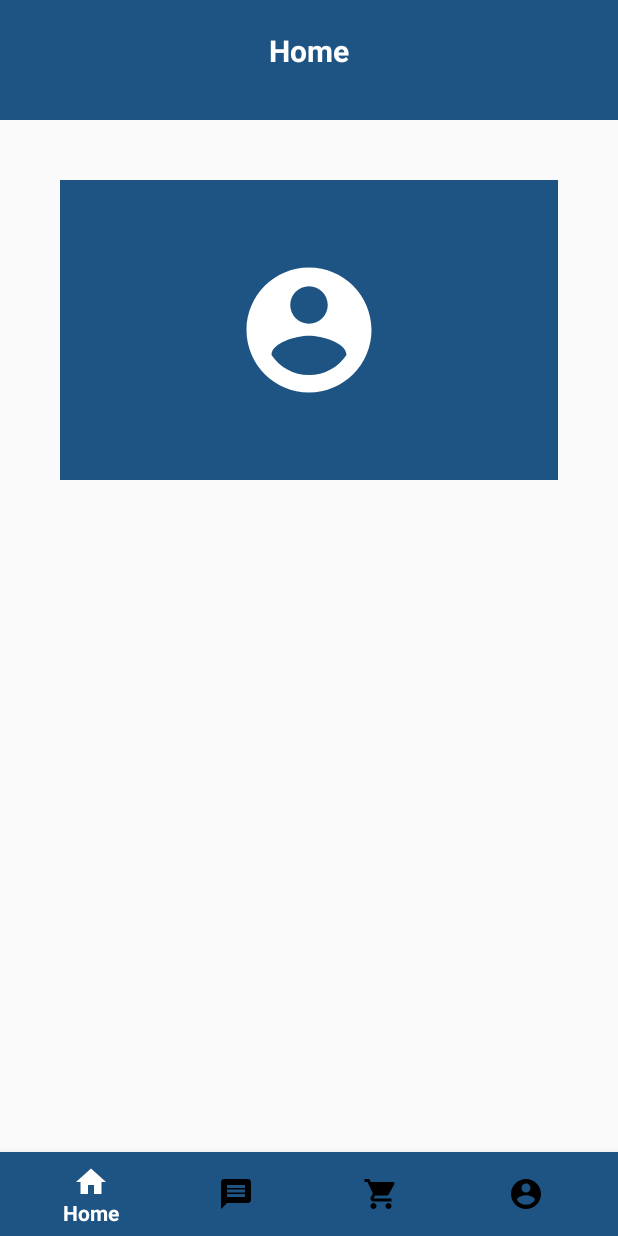
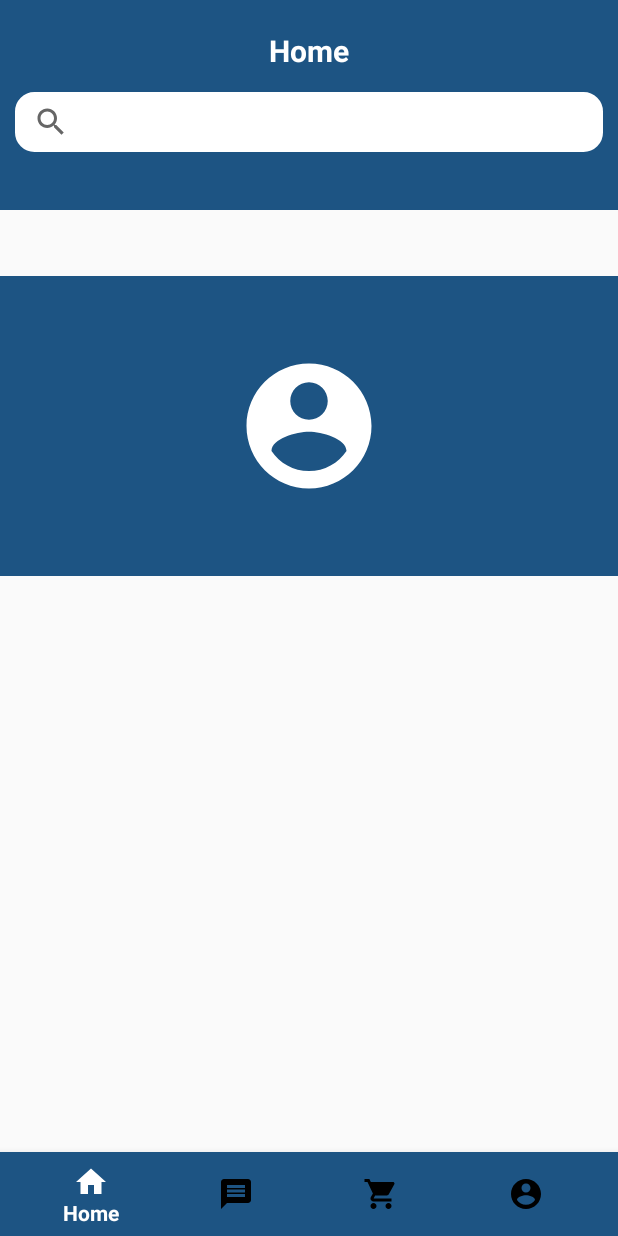
Before and after one commit to nagudon3/enelayanMain, an Android app: the layout activity_home.xml on its own in the app's theme, with its tools: preview values and no code run, on a phone screen of 412 x 824 dp. Run offline under Robolectric (Android 15) with nearby library versions, the light colour scheme and no system bars.

Commit message:
Add few features

```diff
--- a/app/src/main/AndroidManifest.xml
+++ b/app/src/main/AndroidManifest.xml
@@ -14,7 +14,9 @@
         android:roundIcon="@mipmap/app_logo_round"
         android:supportsRtl="true"
         android:theme="@style/AppTheme">
-        <activity android:name=".RegisterSellerActivity"></activity>
+        <activity android:name=".MyPostActivity"></activity>
+        <activity android:name=".RegisterFishermanActivity" />
+        <activity android:name=".RegisterSellerActivity" />
         <activity android:name=".ManageAccountActivity" />
         <activity
             android:name="com.theartofdev.edmodo.cropper.CropImageActivity"
--- /dev/null
+++ b/app/src/main/java/com/unimas/enelayan2019/Model/Fisherman.java
@@ -0,0 +1,4 @@
+package com.unimas.enelayan2019.Model;
+
+public class Fisherman {
+}
--- /dev/null
+++ b/app/src/main/java/com/unimas/enelayan2019/Model/Product.java
@@ -0,0 +1,4 @@
+package com.unimas.enelayan2019.Model;
+
+public class Product {
+}
--- /dev/null
+++ b/app/src/main/java/com/unimas/enelayan2019/Model/Seller.java
@@ -0,0 +1,4 @@
+package com.unimas.enelayan2019.Model;
+
+public class Seller {
+}
--- /dev/null
+++ b/app/src/main/res/drawable/white_corner.xml
@@ -0,0 +1,10 @@
+<?xml version="1.0" encoding="utf-8"?>
+<selector xmlns:android="http://schemas.android.com/apk/res/android">
+    <item>
+        <shape android:shape="rectangle">
+            <stroke android:width="2dp" android:color="@color/colorText"/>
+            <corners android:radius="12dp"/>
+            <solid android:color="@color/colorText"/>
+        </shape>
+    </item>
+</selector>
--- a/app/src/main/res/layout/activity_home.xml
+++ b/app/src/main/res/layout/activity_home.xml
@@ -1,5 +1,5 @@
 <?xml version="1.0" encoding="utf-8"?>
-<RelativeLayout xmlns:android="http://schemas.android.com/apk/res/android"
+<androidx.constraintlayout.widget.ConstraintLayout xmlns:android="http://schemas.android.com/apk/res/android"
     xmlns:app="http://schemas.android.com/apk/res-auto"
     xmlns:tools="http://schemas.android.com/tools"
     android:orientation="vertical"
@@ -7,35 +7,51 @@
     android:layout_height="match_parent"
     tools:context=".HomeActivity">
 
+    <ImageView
+        android:id="@+id/testImage"
+        android:layout_width="match_parent"
+        android:layout_height="200dp"
+        android:layout_marginTop="44dp"
+        android:background="@color/colorPrimary"
+        android:padding="50dp"
+        android:src="@drawable/account"
+        app:layout_constraintTop_toBottomOf="@+id/linearLayout3"
+        tools:layout_editor_absoluteX="-16dp" />
+
     <LinearLayout
+        android:id="@+id/linearLayout3"
         android:layout_width="match_parent"
-        android:layout_height="80dp"
+        android:layout_height="140dp"
         android:background="@color/colorPrimary"
-        android:orientation="vertical">
+        android:orientation="vertical"
+        app:layout_constraintEnd_toEndOf="parent"
+        app:layout_constraintStart_toStartOf="parent"
+        app:layout_constraintTop_toTopOf="parent">
+
         <TextView
+            android:id="@+id/home"
             android:layout_width="wrap_content"
             android:layout_height="wrap_content"
-            android:text="Home"
-            android:textSize="20sp"
-            android:textStyle="bold"
-            android:textColor="@color/colorText"
             android:layout_gravity="center"
             android:padding="20dp"
-            />
+            android:text="Home"
+            android:textColor="@color/colorText"
+            android:textSize="20sp"
+            android:textStyle="bold" />
+
+
+        <SearchView
+            android:layout_width="match_parent"
+            android:layout_height="40dp"
+            android:layout_alignBottom="@+id/testImage"
+            android:layout_marginTop="-6dp"
+            android:layout_marginLeft="10dp"
+            android:queryHint="Search"
+            android:layout_marginRight="10dp"
+            android:layout_marginBottom="206dp"
+            android:background="@drawable/white_corner" />
+
     </LinearLayout>
-    <RelativeLayout
-        android:layout_width="match_parent"
-        android:layout_height="wrap_content"
-        android:layout_marginTop="80dp">
-        <ImageView
-            android:id="@+id/testImage"
-            android:padding="50dp"
-            android:layout_margin="40dp"
-            android:layout_width="match_parent"
-            android:layout_height="200dp"
-            android:background="@color/colorPrimary"
-            android:src="@drawable/account"/>
-    </RelativeLayout>
 
 
     <com.google.android.material.bottomnavigation.BottomNavigationView
@@ -47,5 +63,9 @@
         app:itemBackground="@color/colorPrimary"
         app:itemIconTint="@drawable/selector"
         app:itemTextColor="@drawable/selector"
-        app:menu="@menu/menu_nav" />
-</RelativeLayout>
+        app:layout_constraintBottom_toBottomOf="parent"
+        app:menu="@menu/menu_nav" >
+
+    </com.google.android.material.bottomnavigation.BottomNavigationView>
+
+</androidx.constraintlayout.widget.ConstraintLayout>
--- a/app/src/main/res/values/colors.xml
+++ b/app/src/main/res/values/colors.xml
@@ -4,4 +4,5 @@
     <color name="colorPrimaryDark">#1D5483</color>
     <color name="colorAccent">#b3bdb6</color>
     <color name="colorText">#FFFFFF</color>
+    <color name="colorDark">#4F251E1E</color>
 </resources>
```
Also changed, not shown: app/src/main/java/com/unimas/enelayan2019/MyPostActivity.java (added, +14 -0 lines), app/src/main/java/com/unimas/enelayan2019/RegisterFishermanActivity.java (added, +14 -0 lines), app/src/main/res/layout/activity_my_post.xml (added, +9 -0 lines), app/src/main/res/layout/activity_register_fisherman.xml (added, +9 -0 lines), app/src/main/res/layout/add_post_layout.xml (+3 -4 lines).
